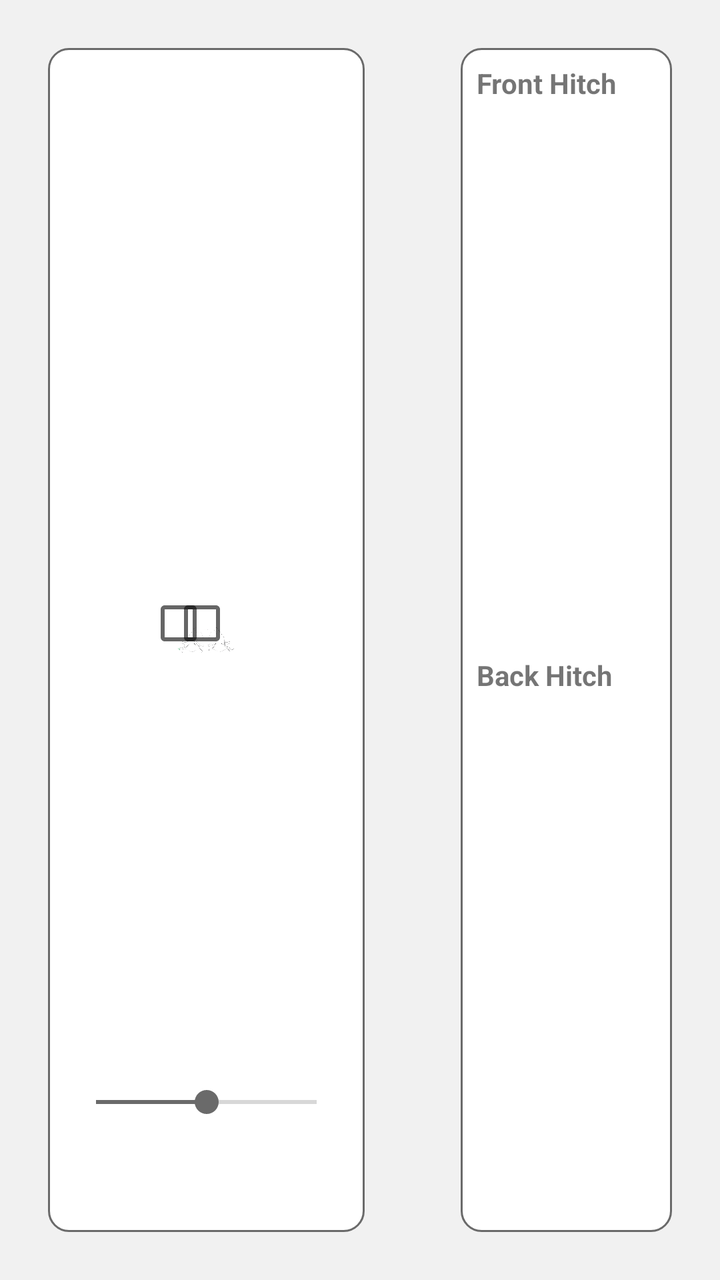
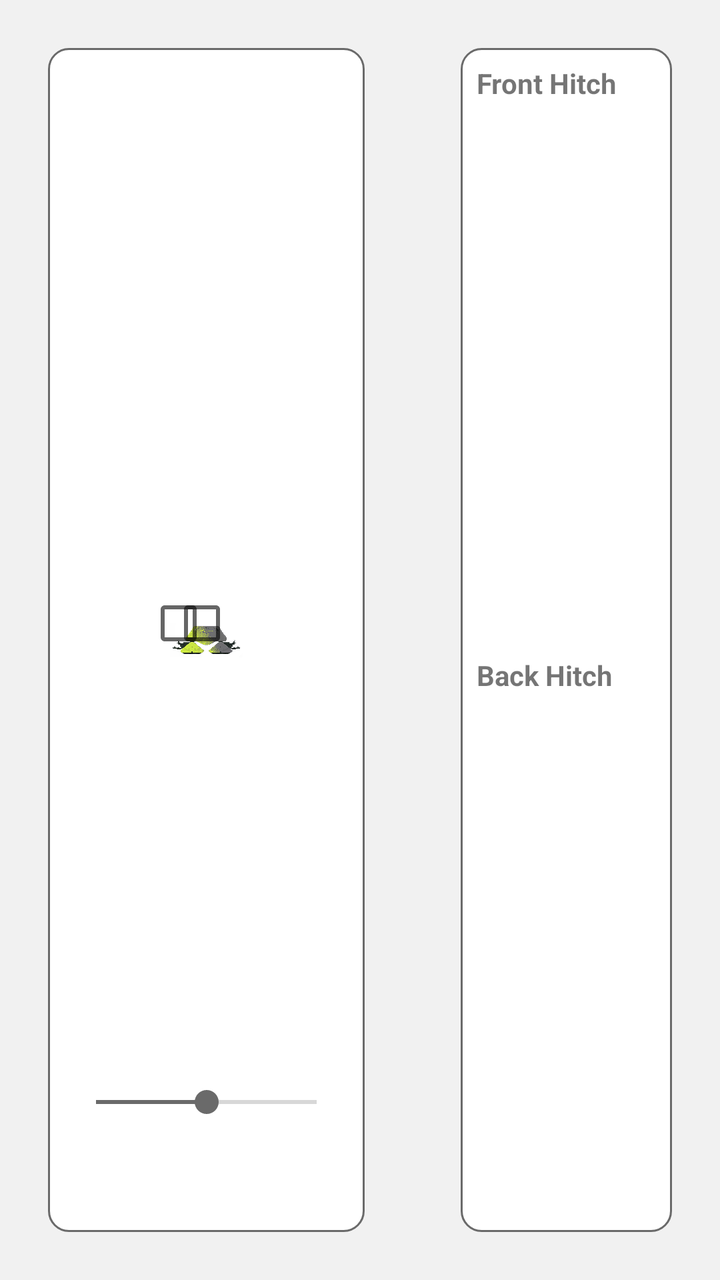

Screens rendered from an Android XML layout before and after an edit, with the pre-edit source and the edit as a unified diff.
<!-- AndroidManifest.xml: application theme AppTheme -->
<!-- res/layout/fragment_tool_control.xml -->
<?xml version="1.0" encoding="utf-8"?>
<layout xmlns:tools="http://schemas.android.com/tools"
    xmlns:android="http://schemas.android.com/apk/res/android"
    xmlns:app="http://schemas.android.com/apk/res-auto">

    <data>
        <variable
            name="viewModel"
            type="eu.agribot.agribotapp.ui.fragment.toolcontrol.ToolControlViewModel" />
    </data>

    <LinearLayout
        android:layout_width="match_parent"
        android:layout_height="match_parent"
        android:background="@color/background_gray">

        <androidx.constraintlayout.widget.ConstraintLayout
            android:layout_width="0dp"
            android:layout_height="match_parent"
            android:layout_margin="@dimen/margin_xlarge"
            android:layout_weight="3"
            android:background="@drawable/rounded_corner_layout">


            <ImageView
                android:id="@+id/imageView3"
                android:layout_width="0dp"
                android:layout_height="397dp"
                android:layout_marginStart="61dp"
                android:layout_marginEnd="61dp"
                android:src="@drawable/agri_jarek"
                app:layout_constraintBottom_toBottomOf="parent"
                app:layout_constraintEnd_toEndOf="parent"
                app:layout_constraintStart_toStartOf="parent"
                app:layout_constraintTop_toTopOf="parent" />

            <TextView
                android:id="@+id/textView10"
                android:layout_width="wrap_content"
                android:layout_height="wrap_content"
                android:layout_marginStart="8dp"
                android:layout_marginTop="38dp"
                android:layout_marginBottom="46dp"
                android:text="@string/tuz_down_up"
                app:layout_constraintBottom_toTopOf="@+id/appCompatSeekBar"
                app:layout_constraintStart_toStartOf="parent"
                app:layout_constraintTop_toBottomOf="@+id/imageView3" />

            <View
                android:id="@+id/view"
                android:layout_width="0dp"
                android:layout_height="1dp"
                android:layout_marginStart="8dp"
                android:layout_marginTop="31dp"
                android:layout_marginEnd="8dp"
                android:layout_marginBottom="33dp"
                android:background="@color/gray"
                app:layout_constraintBottom_toTopOf="@+id/appCompatSeekBar"
                app:layout_constraintEnd_toEndOf="parent"
                app:layout_constraintStart_toStartOf="parent"
                app:layout_constraintTop_toTopOf="@+id/textView10" />

            <androidx.appcompat.widget.AppCompatSeekBar
                android:id="@+id/appCompatSeekBar"
                android:layout_width="0dp"
                android:layout_height="wrap_content"
                android:layout_marginStart="8dp"
                android:layout_marginEnd="8dp"
                android:layout_marginBottom="56dp"
                android:onProgressChanged="@{(seekBar, progress, fromUser) -> viewModel.onTuzParametersChanged(progress)}"
                android:progress="50"
                app:layout_constraintBottom_toBottomOf="parent"
                app:layout_constraintEnd_toEndOf="parent"
                app:layout_constraintStart_toStartOf="parent" />

            <CheckBox
                android:id="@+id/checkBox_front_tuz_down"
                android:layout_width="wrap_content"
                android:layout_height="wrap_content"
                app:layout_constraintBottom_toBottomOf="@+id/checkBox_back_tuz_down"
                app:layout_constraintStart_toStartOf="@+id/imageView3"
                app:layout_constraintTop_toTopOf="@+id/checkBox_back_tuz_down" />

            <CheckBox
                android:id="@+id/checkBox_back_tuz_down"
                android:layout_width="wrap_content"
                android:layout_height="wrap_content"
                android:layout_marginTop="258dp"
                android:layout_marginBottom="268dp"
                app:layout_constraintBottom_toBottomOf="parent"
                app:layout_constraintEnd_toEndOf="@+id/imageView3"
                app:layout_constraintTop_toTopOf="@+id/imageView3" />

            <CheckBox
                android:id="@+id/checkBox_front_tuz_up"
                android:layout_width="wrap_content"
                android:layout_height="wrap_content"
                android:layout_marginBottom="52dp"
                app:layout_constraintBottom_toTopOf="@+id/checkBox_front_tuz_down"
                app:layout_constraintStart_toStartOf="@+id/imageView3" />

            <CheckBox
                android:id="@+id/checkBox_back_tuz_up"
                android:layout_width="wrap_content"
                android:layout_height="wrap_content"
                android:layout_marginBottom="52dp"
                app:layout_constraintBottom_toTopOf="@+id/checkBox_back_tuz_down"
                app:layout_constraintEnd_toEndOf="@+id/imageView3" />


        </androidx.constraintlayout.widget.ConstraintLayout>


        <LinearLayout
            android:layout_width="0dp"
            android:layout_height="match_parent"
            android:layout_weight="2"
            android:orientation="vertical"
            android:background="@drawable/rounded_corner_layout"
            android:layout_margin="@dimen/margin_xlarge">

            <TextView
                android:layout_width="wrap_content"
                android:layout_height="wrap_content"
                android:text="@string/front_hitch"
                android:textStyle="bold"
                android:layout_margin="@dimen/margin_medium"/>

            <androidx.recyclerview.widget.RecyclerView
                android:id="@+id/front_hitch_recycler"
                android:layout_width="match_parent"
                android:layout_height="0dp"
                android:layout_margin="@dimen/margin_medium"
                android:layout_weight="1"/>

            <TextView
                android:layout_width="wrap_content"
                android:layout_height="wrap_content"
                android:text="@string/back_hitch"
                android:textStyle="bold"
                android:layout_margin="@dimen/margin_medium"/>

            <androidx.recyclerview.widget.RecyclerView
                android:id="@+id/back_hitch_recycler"
                android:layout_width="match_parent"
                android:layout_height="0dp"
                android:layout_margin="@dimen/margin_medium"
                android:layout_weight="1"/>

        </LinearLayout>

    </LinearLayout>
</layout>
<!-- resources referenced by this layout -->
<resources>
  <color name="background_gray">#f1f1f1</color>
  <color name="gray">#6A6A6A</color>
  <dimen name="margin_medium">8dp</dimen>
  <dimen name="margin_xlarge">24dp</dimen>
  <!-- drawable agri_jarek: png bitmap (drawable-hdpi, 17829 bytes) -->
  <!-- drawable rounded_corner_layout (drawable-mdpi) -->
  <?xml version="1.0" encoding="utf-8"?>
  <shape xmlns:android="http://schemas.android.com/apk/res/android">
  
      <solid android:color="@android:color/white"/>
      <corners android:radius="10dp"/>
      <stroke
          android:width="1dp"
          android:color="@color/gray" />
  
  </shape>
  <string name="back_hitch">Back Hitch</string>
  <string name="front_hitch">Front Hitch</string>
  <string name="tuz_down_up">TUZ Down/Up</string>
  <style name="AppTheme" parent="Theme.MaterialComponents.Light.DarkActionBar">
          
          <item name="colorPrimary">@color/colorPrimary</item>
          <item name="colorPrimaryDark">@color/colorPrimaryDark</item>
          <item name="colorAccent">@color/colorAccent</item>
      </style>
  <color name="colorPrimary">@color/base_green</color>
  <color name="colorPrimaryDark">@color/base_green_darker</color>
  <color name="colorAccent">@color/gray</color>
  <color name="base_green">#a4c01b</color>
  <color name="base_green_darker">#839915</color>
</resources>

<!-- the commit's change to res/layout/fragment_tool_control.xml (unified diff, before → after) -->
@@ -28,7 +28,7 @@
                 android:layout_height="397dp"
                 android:layout_marginStart="61dp"
                 android:layout_marginEnd="61dp"
-                android:src="@drawable/agri_jarek"
+                android:src="@drawable/agribot"
                 app:layout_constraintBottom_toBottomOf="parent"
                 app:layout_constraintEnd_toEndOf="parent"
                 app:layout_constraintStart_toStartOf="parent"
<!-- resource entries referenced after the edit -->
@@ -4,7 +4,7 @@
   <color name="gray">#6A6A6A</color>
   <dimen name="margin_medium">8dp</dimen>
   <dimen name="margin_xlarge">24dp</dimen>
-  <!-- drawable agri_jarek: png bitmap (drawable-hdpi, 17829 bytes) -->
+  <!-- drawable agribot: png bitmap (drawable-hdpi, 150842 bytes) -->
   <!-- drawable rounded_corner_layout (drawable-mdpi) -->
   <?xml version="1.0" encoding="utf-8"?>
   <shape xmlns:android="http://schemas.android.com/apk/res/android">
